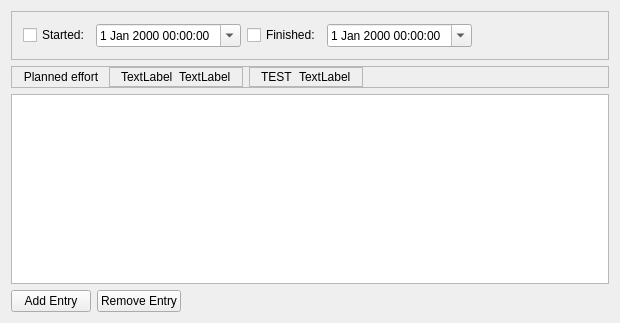
First picture: the form in plan/workpackage/taskcompletionpanel.ui, repository KDE/calligra, before the edit.
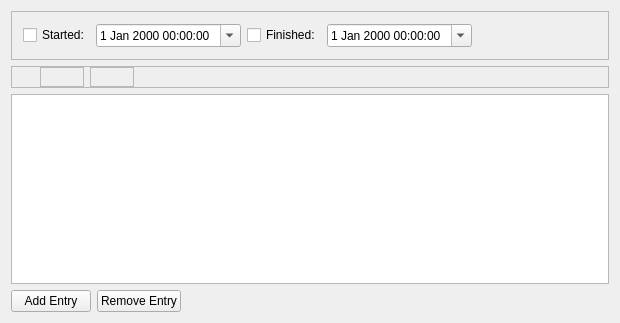
Second picture: the form after the edit. Custom widgets are drawn as their Qt base class.

Commit message: Oops, translateable strings slipped into last commit

```diff
--- a/plan/workpackage/taskcompletionpanel.ui
+++ b/plan/workpackage/taskcompletionpanel.ui
@@ -100,7 +100,7 @@
         <item>
          <widget class="QLabel" name="ui_plannedLabel">
           <property name="text">
-           <string>Planned effort</string>
+           <string/>
           </property>
           <property name="alignment">
            <set>Qt::AlignCenter</set>
@@ -127,14 +127,14 @@
              <item>
               <widget class="QLabel" name="ui_labelResource">
                <property name="text">
-                <string>TextLabel</string>
+                <string/>
                </property>
               </widget>
              </item>
              <item>
               <widget class="QLabel" name="ui_plannedResource">
                <property name="text">
-                <string>TextLabel</string>
+                <string/>
                </property>
               </widget>
              </item>
@@ -159,14 +159,14 @@
              <item>
               <widget class="QLabel" name="ui_labelTask">
                <property name="text">
-                <string>TEST</string>
+                <string/>
                </property>
               </widget>
              </item>
              <item>
               <widget class="QLabel" name="ui_plannedTask">
                <property name="text">
-                <string>TextLabel</string>
+                <string/>
                </property>
               </widget>
              </item>
```
